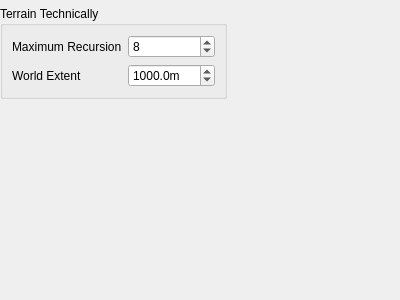
First picture: the form in src/gui/CosyGui/terrainfitting.ui, repository phresnel/picogen, before the edit.
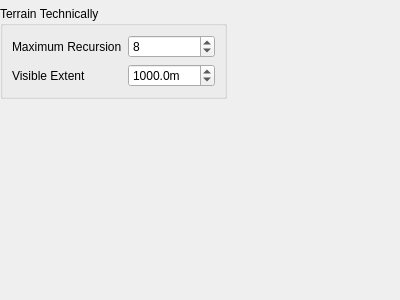
Second picture: the form after the edit. Custom widgets are drawn as their Qt base class.

Commit message: properly save world-fitting -- extract a RAII helper for blocking signals from NavigationWindow

```diff
--- a/src/gui/CosyGui/terrainfitting.ui
+++ b/src/gui/CosyGui/terrainfitting.ui
@@ -60,7 +60,7 @@
           <item row="1" column="0">
            <widget class="QLabel" name="label">
             <property name="text">
-             <string>World Extent</string>
+             <string>Visible Extent</string>
             </property>
            </widget>
           </item>
```
Left out of the diff: 2 changed lines with no effect on the pictures. The commit also changes 10 other files.
